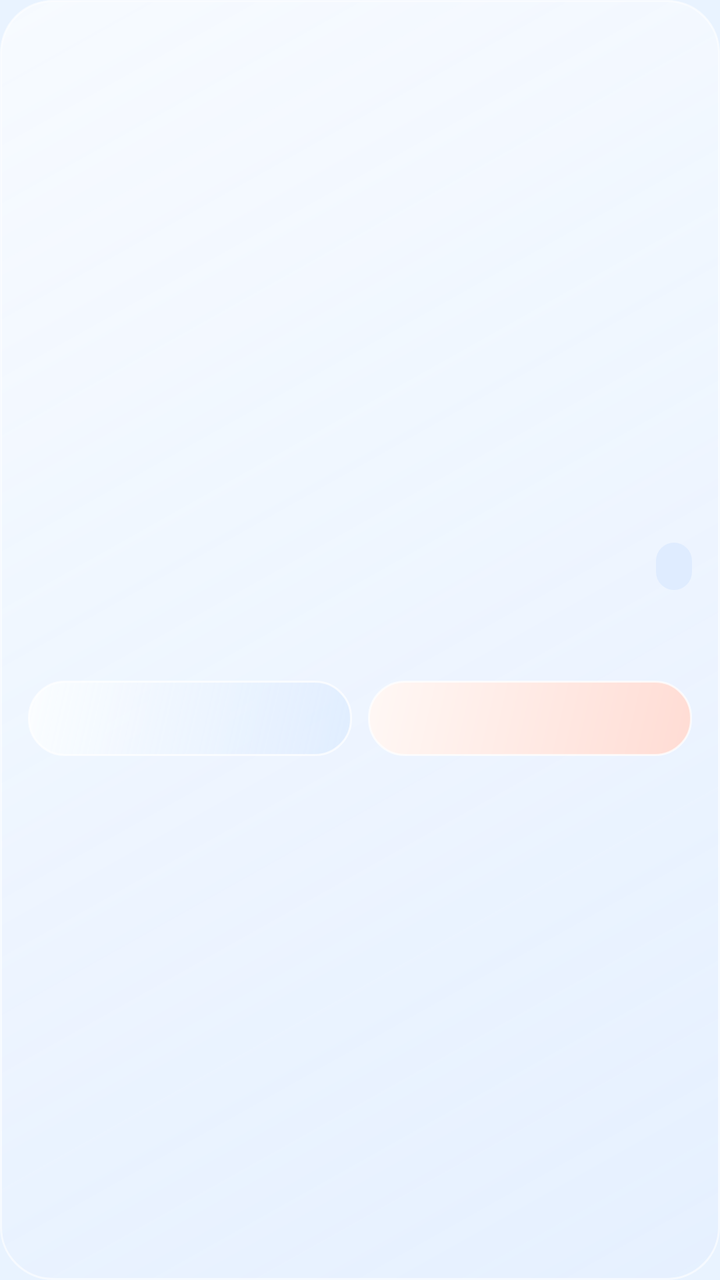
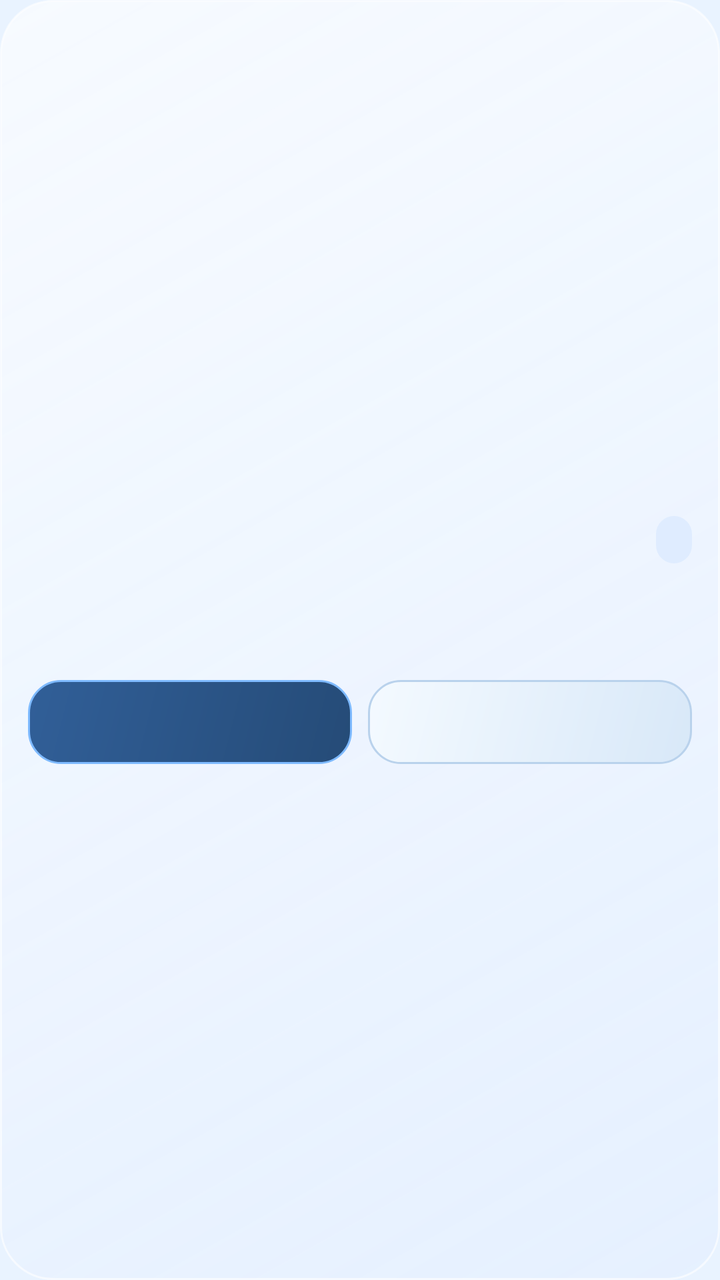

Two renders of the same Android screen: before a commit and after it. Below are the layout's source before the change and the commit's diff.
<!-- AndroidManifest.xml: application theme Theme.HotWater -->
<!-- res/layout/widget_hotwater.xml -->
<?xml version="1.0" encoding="utf-8"?>
<LinearLayout xmlns:android="http://schemas.android.com/apk/res/android"
    android:id="@+id/widget_root"
    android:layout_width="match_parent"
    android:layout_height="match_parent"
    android:background="@drawable/widget_glass_background"
    android:gravity="center_vertical"
    android:orientation="vertical"
    android:padding="14dp">

    <LinearLayout
        android:layout_width="match_parent"
        android:layout_height="wrap_content"
        android:gravity="center_vertical"
        android:orientation="horizontal">

        <LinearLayout
            android:layout_width="0dp"
            android:layout_height="wrap_content"
            android:layout_weight="1"
            android:orientation="vertical">

            <TextView
                android:id="@+id/widget_title"
                android:layout_width="match_parent"
                android:layout_height="wrap_content"
                android:maxLines="1"
                android:textColor="@color/text_primary"
                android:textSize="16sp"
                android:textStyle="bold" />

            <TextView
                android:id="@+id/widget_message"
                android:layout_width="match_parent"
                android:layout_height="wrap_content"
                android:layout_marginTop="5dp"
                android:maxLines="1"
                android:textColor="@color/text_secondary"
                android:textSize="12sp" />
        </LinearLayout>

        <TextView
            android:id="@+id/widget_status_chip"
            android:layout_width="wrap_content"
            android:layout_height="wrap_content"
            android:background="@drawable/widget_status_idle"
            android:paddingStart="9dp"
            android:paddingTop="5dp"
            android:paddingEnd="9dp"
            android:paddingBottom="5dp"
            android:textColor="@color/accent"
            android:textSize="10sp"
            android:textStyle="bold" />
    </LinearLayout>

    <TextView
        android:id="@+id/widget_meta"
        android:layout_width="match_parent"
        android:layout_height="wrap_content"
        android:layout_marginTop="10dp"
        android:maxLines="1"
        android:textColor="@color/text_secondary"
        android:textSize="10sp" />

    <LinearLayout
        android:layout_width="match_parent"
        android:layout_height="wrap_content"
        android:layout_marginTop="12dp"
        android:orientation="horizontal">

        <TextView
            android:id="@+id/widget_open_button"
            android:layout_width="0dp"
            android:layout_height="wrap_content"
            android:layout_weight="1"
            android:background="@drawable/widget_glass_action_open"
            android:gravity="center"
            android:padding="10dp"
            android:textColor="@color/accent"
            android:textSize="13sp"
            android:textStyle="bold" />

        <TextView
            android:id="@+id/widget_close_button"
            android:layout_width="0dp"
            android:layout_height="wrap_content"
            android:layout_marginStart="8dp"
            android:layout_weight="1"
            android:background="@drawable/widget_glass_action_close"
            android:gravity="center"
            android:padding="10dp"
            android:textColor="@color/text_primary"
            android:textSize="13sp"
            android:textStyle="bold" />
    </LinearLayout>

</LinearLayout>
<!-- resources referenced by this layout -->
<resources>
  <color name="accent">#315F98</color>
  <color name="text_primary">#14243B</color>
  <color name="text_secondary">#4F6480</color>
  <!-- drawable widget_glass_action_close (drawable) -->
  <?xml version="1.0" encoding="utf-8"?>
  <shape xmlns:android="http://schemas.android.com/apk/res/android">
      <gradient
          android:angle="315"
          android:endColor="#FFDCD4"
          android:startColor="#FFF8F5" />
      <corners android:radius="18dp" />
      <stroke
          android:width="1dp"
          android:color="#B8FFFFFF" />
  </shape>
  <!-- drawable widget_glass_action_open (drawable) -->
  <?xml version="1.0" encoding="utf-8"?>
  <shape xmlns:android="http://schemas.android.com/apk/res/android">
      <gradient
          android:angle="315"
          android:endColor="#C2DCEBFF"
          android:startColor="#F2FBFDFF" />
      <corners android:radius="18dp" />
      <stroke
          android:width="1dp"
          android:color="#B8FFFFFF" />
  </shape>
  <!-- drawable widget_glass_background (drawable) -->
  <?xml version="1.0" encoding="utf-8"?>
  <shape xmlns:android="http://schemas.android.com/apk/res/android">
      <gradient
          android:angle="315"
          android:endColor="#C9E4EFFF"
          android:startColor="#E6F8FBFF" />
      <corners android:radius="26dp" />
      <stroke
          android:width="1dp"
          android:color="#A0FFFFFF" />
  </shape>
  <!-- drawable widget_status_idle (drawable) -->
  <?xml version="1.0" encoding="utf-8"?>
  <shape xmlns:android="http://schemas.android.com/apk/res/android">
      <solid android:color="#DFECFF" />
      <corners android:radius="14dp" />
  </shape>
  <style name="Theme.HotWater" parent="Theme.Material3.Light.NoActionBar">
          <item name="android:statusBarColor">@android:color/transparent</item>
          <item name="android:navigationBarColor">@android:color/transparent</item>
          <item name="android:windowBackground">@color/surface</item>
          <item name="android:windowLightStatusBar" tools:targetApi="m">true</item>
          <item name="colorPrimary">@color/text_primary</item>
          <item name="colorOnPrimary">@android:color/white</item>
          <item name="colorSurface">@color/surface</item>
      </style>
  <color name="surface">#E9F3FF</color>
</resources>

<!-- the commit's change to res/layout/widget_hotwater.xml (unified diff, before → after) -->
@@ -24,19 +24,11 @@
                 android:id="@+id/widget_title"
                 android:layout_width="match_parent"
                 android:layout_height="wrap_content"
+                android:ellipsize="end"
                 android:maxLines="1"
                 android:textColor="@color/text_primary"
-                android:textSize="16sp"
+                android:textSize="14sp"
                 android:textStyle="bold" />
-
-            <TextView
-                android:id="@+id/widget_message"
-                android:layout_width="match_parent"
-                android:layout_height="wrap_content"
-                android:layout_marginTop="5dp"
-                android:maxLines="1"
-                android:textColor="@color/text_secondary"
-                android:textSize="12sp" />
         </LinearLayout>
 
         <TextView
@@ -54,43 +46,53 @@
     </LinearLayout>
 
     <TextView
-        android:id="@+id/widget_meta"
+        android:id="@+id/widget_state_text"
         android:layout_width="match_parent"
         android:layout_height="wrap_content"
-        android:layout_marginTop="10dp"
+        android:layout_marginTop="8dp"
+        android:ellipsize="end"
+        android:maxLines="1"
+        android:textColor="@color/text_primary"
+        android:textSize="17sp"
+        android:textStyle="bold" />
+
+    <TextView
+        android:id="@+id/widget_detail"
+        android:layout_width="match_parent"
+        android:layout_height="wrap_content"
+        android:layout_marginTop="3dp"
+        android:ellipsize="end"
         android:maxLines="1"
         android:textColor="@color/text_secondary"
-        android:textSize="10sp" />
+        android:textSize="11sp" />
 
     <LinearLayout
         android:layout_width="match_parent"
         android:layout_height="wrap_content"
-        android:layout_marginTop="12dp"
+        android:layout_marginTop="10dp"
         android:orientation="horizontal">
 
         <TextView
             android:id="@+id/widget_open_button"
             android:layout_width="0dp"
-            android:layout_height="wrap_content"
+            android:layout_height="42dp"
             android:layout_weight="1"
             android:background="@drawable/widget_glass_action_open"
             android:gravity="center"
-            android:padding="10dp"
-            android:textColor="@color/accent"
-            android:textSize="13sp"
+            android:textColor="@android:color/white"
+            android:textSize="12sp"
             android:textStyle="bold" />
 
         <TextView
             android:id="@+id/widget_close_button"
             android:layout_width="0dp"
-            android:layout_height="wrap_content"
+            android:layout_height="42dp"
             android:layout_marginStart="8dp"
             android:layout_weight="1"
             android:background="@drawable/widget_glass_action_close"
             android:gravity="center"
-            android:padding="10dp"
             android:textColor="@color/text_primary"
-            android:textSize="13sp"
+            android:textSize="12sp"
             android:textStyle="bold" />
     </LinearLayout>
 
<!-- resource entries referenced after the edit -->
@@ -8,24 +8,24 @@
   <shape xmlns:android="http://schemas.android.com/apk/res/android">
       <gradient
           android:angle="315"
-          android:endColor="#FFDCD4"
-          android:startColor="#FFF8F5" />
-      <corners android:radius="18dp" />
+          android:endColor="#D8E8F8"
+          android:startColor="#F4FAFF" />
+      <corners android:radius="16dp" />
       <stroke
           android:width="1dp"
-          android:color="#B8FFFFFF" />
+          android:color="#B9D2EC" />
   </shape>
   <!-- drawable widget_glass_action_open (drawable) -->
   <?xml version="1.0" encoding="utf-8"?>
   <shape xmlns:android="http://schemas.android.com/apk/res/android">
       <gradient
           android:angle="315"
-          android:endColor="#C2DCEBFF"
-          android:startColor="#F2FBFDFF" />
-      <corners android:radius="18dp" />
+          android:endColor="#254B77"
+          android:startColor="#315F98" />
+      <corners android:radius="16dp" />
       <stroke
           android:width="1dp"
-          android:color="#B8FFFFFF" />
+          android:color="#7EBAFF" />
   </shape>
   <!-- drawable widget_glass_background (drawable) -->
   <?xml version="1.0" encoding="utf-8"?>
